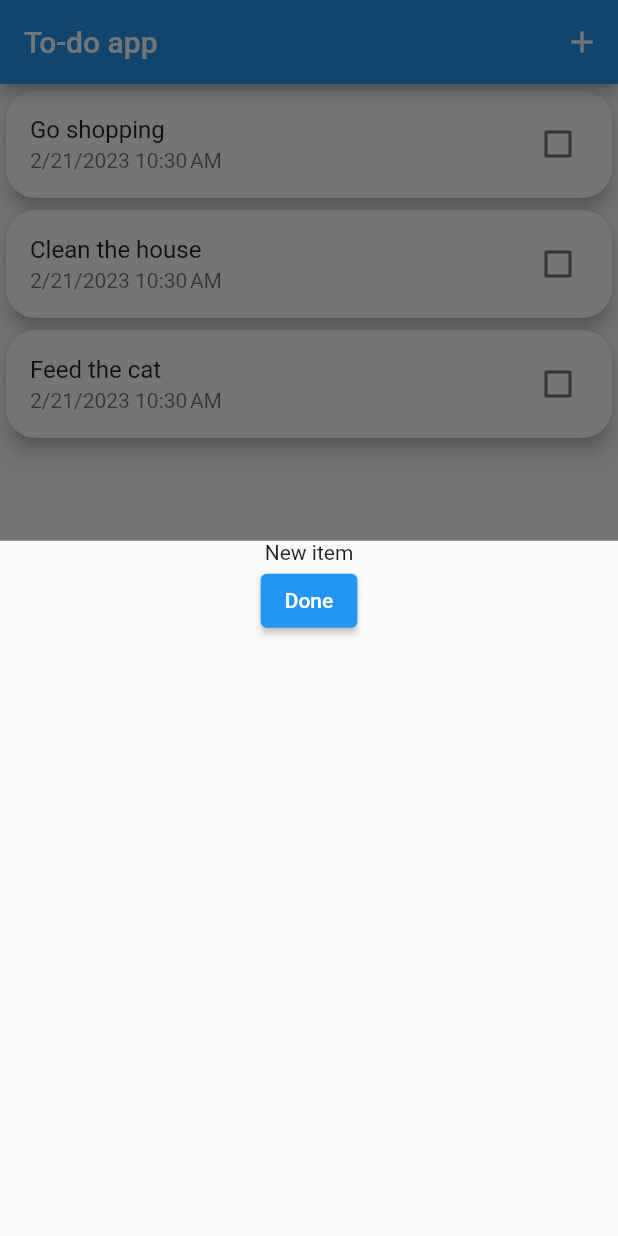
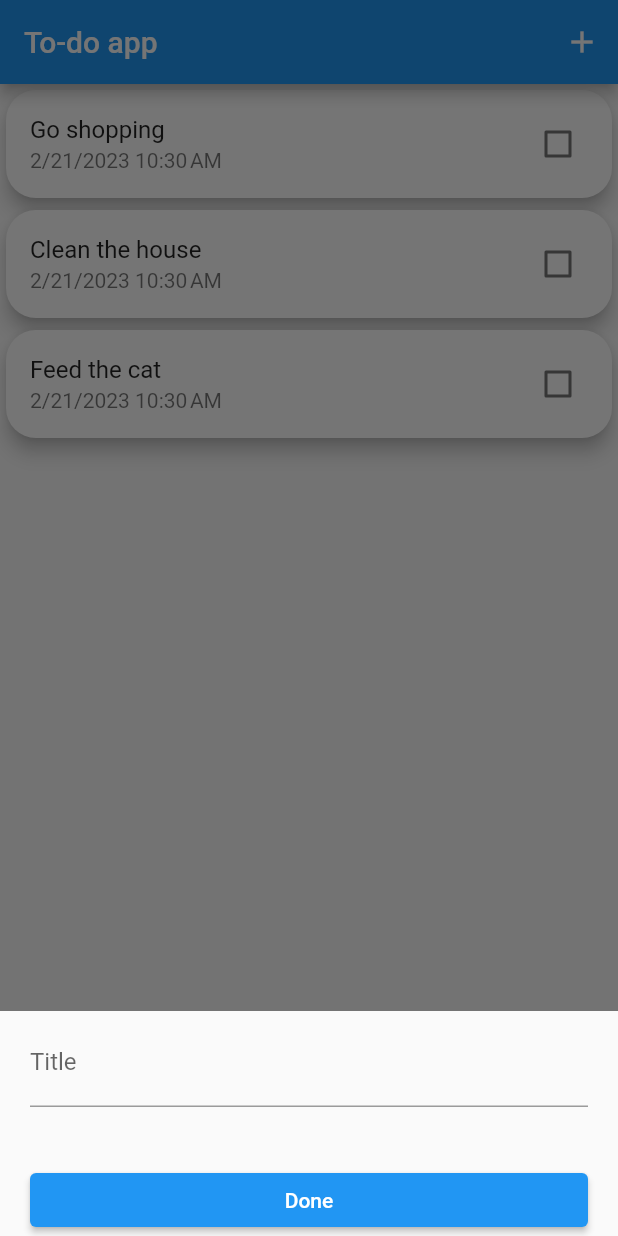
Before and after one commit to Acacia-Tree/todo_app, a Flutter app: the screen it shows after launch, after a tap on the "add" icon, on a phone screen of 412 x 824 dp. Run offline on Flutter 3.47's test engine with Material 2 defaults, Android fonts, the phone set to English and light mode, and no system bars.

Commit message:
made adding to list possible

```diff
--- a/lib/main.dart
+++ b/lib/main.dart
@@ -40,12 +40,6 @@ class _MyHomePageState extends State<MyHomePage> {
     ToDo(title: "Feed the cat", isDone: false, date: DateTime.now())
   ];
 
-  void _incrementCounter() {
-    setState(() {
-      _counter++;
-    });
-  }
-
   void addToListModal(BuildContext ctx) {
     //todoList.add(value)
     showModalBottomSheet(
@@ -54,10 +48,16 @@ class _MyHomePageState extends State<MyHomePage> {
         return GestureDetector(
           onTap: () {},
           behavior: HitTestBehavior.opaque,
-          child: NewTodoListItem(),
+          child: NewTodoListItem(addToList),
         );
       },
     );
+  }
+
+  void addToList(String title, bool isDone, DateTime addedDate) {
+    setState(() {
+      todoList.add(ToDo(title: title, isDone: false, date: addedDate));
+    });
   }
 
   @override
--- a/lib/new_todo_list_item.dart
+++ b/lib/new_todo_list_item.dart
@@ -1,23 +1,52 @@
 import 'package:flutter/material.dart';
 import 'package:flutter/src/widgets/framework.dart';
 import 'package:flutter/src/widgets/placeholder.dart';
+import './models/todo.dart';
 
 class NewTodoListItem extends StatefulWidget {
-  const NewTodoListItem({super.key});
+  Function addToList;
+  NewTodoListItem(this.addToList);
 
   @override
   State<NewTodoListItem> createState() => _NewTodoListItemState();
 }
 
 class _NewTodoListItemState extends State<NewTodoListItem> {
+  final _titleController = TextEditingController();
+
+  void submitData() {
+    widget.addToList(_titleController.text, false, DateTime.now());
+    Navigator.of(context).pop();
+  }
+
   @override
   Widget build(BuildContext context) {
-    return Column(
-      children: [
-        //TextField(),
-        Text("New item"),
-        ElevatedButton(onPressed: () {}, child: Text("Done"))
-      ],
+    return Container(
+      height:
+          MediaQuery.of(context).viewInsets.bottom == 0 ? 150 : double.infinity,
+      padding: EdgeInsets.only(
+          left: 20,
+          right: 20,
+          top: 5,
+          bottom: MediaQuery.of(context).viewInsets.bottom),
+      child: Column(
+        mainAxisAlignment: MainAxisAlignment.spaceBetween,
+        crossAxisAlignment: CrossAxisAlignment.stretch,
+        children: [
+          //TextField(),
+          TextField(
+            decoration: InputDecoration(labelText: 'Title'),
+            controller: _titleController,
+            //onSubmitted: () {}
+          ),
+          ElevatedButton(
+              onPressed: () {
+                submitData();
+              },
+              child: Text("Done")),
+          //Padding(padding: MediaQuery.of(context).viewInsets)
+        ],
+      ),
     );
   }
 }
```
Also changed, not shown: 1 other file.
